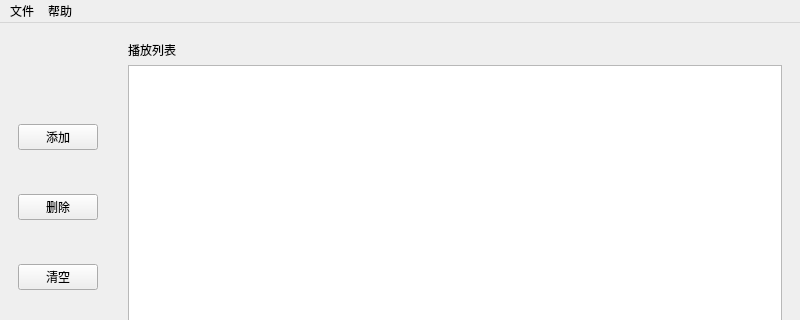
Qt form src/playerwindow.ui (Remaker01/TinyPlayer) before a commit; both pictures show x 0 to 800 and y 0 to 320 of the 800 by 541 pixel window.
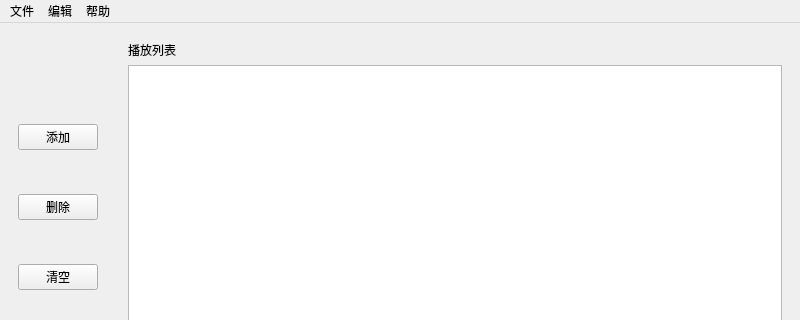
The same form after that commit. Icons and pictures are not drawn. Custom widgets are drawn as their Qt base class.

What changed in the file:
```diff
--- a/src/playerwindow.ui
+++ b/src/playerwindow.ui
@@ -417,7 +417,15 @@
     <addaction name="actionOpenHelp"/>
     <addaction name="actionAbout"/>
    </widget>
+   <widget class="QMenu" name="menu_4">
+    <property name="title">
+     <string>编辑</string>
+    </property>
+    <addaction name="actionLoadList"/>
+    <addaction name="actionSaveList"/>
+   </widget>
    <addaction name="menu"/>
+   <addaction name="menu_4"/>
    <addaction name="menu_2"/>
   </widget>
   <action name="actionopenFile">
```
Left out of the diff: 10 changed lines with no effect on the pictures.
